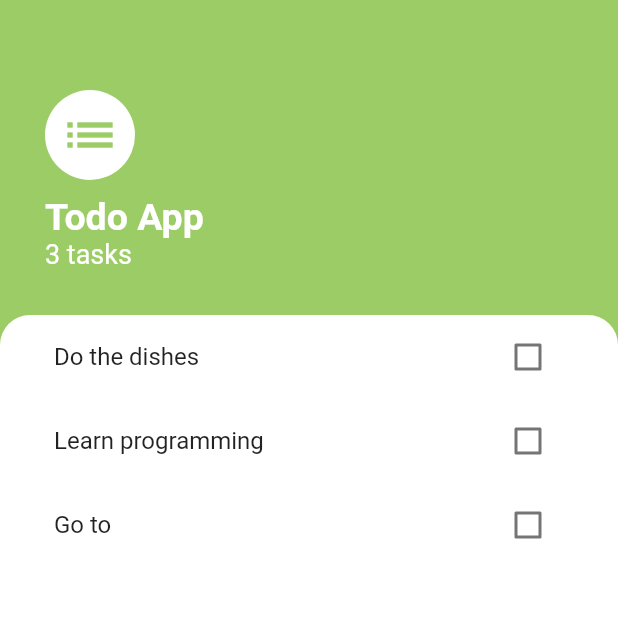
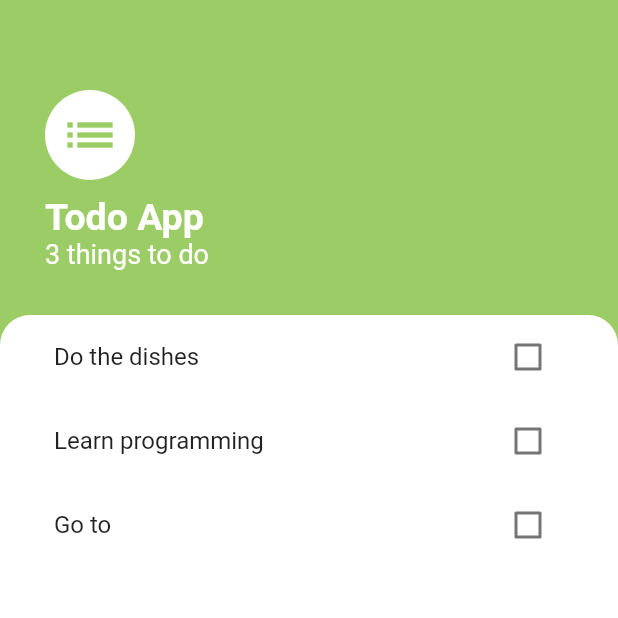
Before and after one commit to tonn24/toDo-flutter-, a Flutter app: the screen it shows after launch, on a phone screen of 412 x 824 dp, the top half of it. Run offline on Flutter 3.47's test engine with Material 2 defaults, Android fonts, the phone set to English and light mode, and no system bars; Roboto replaces fonts that are missing (Times New Roman).

Commit message:
Add delete functionality, provider and refactor code

```diff
--- a/lib/main.dart
+++ b/lib/main.dart
@@ -1,5 +1,7 @@
 import 'package:flutter/material.dart';
 import 'screens/todos_screen.dart';
+import 'package:provider/provider.dart';
+import 'models/todo_data.dart';
 
 void main() {
   runApp(MyApp());
@@ -8,8 +10,11 @@ void main() {
 class MyApp extends StatelessWidget {
   @override
   Widget build(BuildContext context) {
-    return MaterialApp(
-      home: TaskScreen()
+    return ChangeNotifierProvider(
+      create: (context) => TodoData(),
+      child: MaterialApp(
+        home: TaskScreen()
+      ),
     );
   }
 }
--- a/lib/models/todo.dart
+++ b/lib/models/todo.dart
@@ -1,5 +1,3 @@
-import 'package:flutter/material.dart';
-
 
 class Todo {
   final String name;
@@ -10,5 +8,4 @@ class Todo {
   void toggleDone() {
     isDone = !isDone;
   }
-
 }
--- /dev/null
+++ b/lib/models/todo_data.dart
@@ -0,0 +1,35 @@
+import 'todo.dart';
+import 'package:flutter/foundation.dart';
+import 'dart:collection';
+
+class TodoData extends ChangeNotifier {
+  List<Todo> _todos = [
+    Todo(name: 'Do the dishes'),
+    Todo(name: 'Learn programming'),
+    Todo(name: 'Go to'),
+  ];
+
+  List<Todo> get todos {
+    return UnmodifiableListView(_todos);
+  }
+
+  int get todoCount {
+    return _todos.length;
+  }
+
+  void addTodo(String newTodoTitle){
+    final todo = Todo(name: newTodoTitle);
+    _todos.add(todo);
+    notifyListeners();
+  }
+
+  void updateTodo(Todo todo) {
+    todo.toggleDone();
+    notifyListeners();
+  }
+
+  void deleteTodo(Todo todo){
+    _todos.remove(todo);
+    notifyListeners();
+  }
+}
--- a/lib/screens/todos_screen.dart
+++ b/lib/screens/todos_screen.dart
@@ -1,19 +1,10 @@
 import 'package:flutter/material.dart';
 import 'package:todoappflutter/widgets/todoList.dart';
 import 'add_todo_screen.dart';
-import 'package:todoappflutter/models/todo.dart';
+import 'package:provider/provider.dart';
+import 'package:todoappflutter/models/todo_data.dart';
 
-class TaskScreen extends StatefulWidget {
-  @override
-  _TaskScreenState createState() => _TaskScreenState();
-}
-
-class _TaskScreenState extends State<TaskScreen> {
-  List<Todo> todos = [
-    Todo(name: 'Do the dishes'),
-    Todo(name: 'Learn programming'),
-    Todo(name: 'Go to'),
-  ];
+class TaskScreen extends StatelessWidget {
 
   @override
   Widget build(BuildContext context) {
@@ -27,14 +18,8 @@ class _TaskScreenState extends State<TaskScreen> {
               isScrollControlled: true,
               builder: (BuildContext context) => SingleChildScrollView(
                   padding: EdgeInsets.only(bottom: MediaQuery.of(context).viewInsets.bottom),
-                  child: AddTodoScreen((newTodoTitle){
-                    setState(() {
-                      todos.add(Todo(name: newTodoTitle));
-                    });
-                    Navigator.pop(context);
-                  })
-              )
-          );
+                  child: AddTodoScreen()
+          ));
         }
       ),
       body: Column(
@@ -65,7 +50,7 @@ class _TaskScreenState extends State<TaskScreen> {
                     fontFamily: 'Times New Roman'
                   ),
                 ),
-                Text('${todos.length} tasks',
+                Text('${Provider.of<TodoData>(context).todoCount} things to do',
                     style: TextStyle(
                       color: Colors.white,
                       fontSize: 18.0,
@@ -83,7 +68,7 @@ class _TaskScreenState extends State<TaskScreen> {
                     topLeft: Radius.circular(20.0),
                     topRight: Radius.circular(20.0)),
               ),
-              child: TodoList(todos),
+              child: TodoList(),
             ),
           ),
         ],
--- a/lib/widgets/todoList.dart
+++ b/lib/widgets/todoList.dart
@@ -1,33 +1,47 @@
 import 'package:flutter/material.dart';
-import 'package:todoappflutter/models/todo.dart';
 import 'todoTile.dart';
-import 'package:todoappflutter/screens/todos_screen.dart';
+import 'package:provider/provider.dart';
+import 'package:todoappflutter/models/todo_data.dart';
 
 class TodoList extends StatefulWidget {
-
-  final List<Todo> todos;
-
-  TodoList(this.todos);
 
   @override
   _TodoListState createState() => _TodoListState();
 }
 
 class _TodoListState extends State<TodoList> {
-
   @override
   Widget build(BuildContext context) {
-    return ListView.builder(
-      itemBuilder: (context, index){
-      return TodoTile(
-          isChecked: widget.todos[index].isDone,
-          todoTitle: widget.todos[index].name,
-          checkBoxCallback: (bool checkBoxState){
-            setState(() {
-              widget.todos[index].toggleDone();
-            });
-          }
-      );
-    }, itemCount: widget.todos.length,);
+    return Consumer<TodoData>(
+      builder: (context, todoData, child) {
+        return ListView.builder(
+          itemBuilder: (context, index){
+            final todo = todoData.todos[index];
+            return Dismissible(
+              key: UniqueKey(),
+              child: TodoTile(
+                  isChecked:  todo.isDone,
+                  todoTitle: todo.name,
+                  checkBoxCallback: (bool checkBoxState){
+                    todoData.updateTodo(todoData.todos[index]);
+                  }
+              ),
+              background: Container(
+                color: Colors.greenAccent[900],
+                child: Icon(Icons.check),
+              ),
+              secondaryBackground: Container(
+                color: Colors.red,
+                child: Icon(Icons.cancel),
+              ),
+              onDismissed: (direction){
+                if(direction == DismissDirection.endToStart){
+                  todoData.deleteTodo(todo);
+                }
+              },
+            );
+          }, itemCount: todoData.todoCount,);
+      },
+    );
   }
 }
--- a/pubspec.yaml
+++ b/pubspec.yaml
@@ -25,9 +25,11 @@ dependencies:
     sdk: flutter
 
 
+
   # The following adds the Cupertino Icons font to your application.
   # Use with the CupertinoIcons class for iOS style icons.
   cupertino_icons: ^0.1.3
+  provider: ^4.1.3
 
 dev_dependencies:
   flutter_test:
@@ -38,12 +40,14 @@ dev_dependencies:
 
 # The following section is specific to Flutter.
 flutter:
+  assets:
+    - assets/pictures
+
 
   # The following line ensures that the Material Icons font is
   # included with your application, so that you can use the icons in
   # the material Icons class.
   uses-material-design: true
-
   # To add assets to your application, add an assets section, like this:
   # assets:
   #   - images/a_dot_burr.jpeg
```
Also changed, not shown: lib/screens/add_todo_screen.dart (+6 -5 lines), lib/assets/pictures/productive.jpg (added), pubspec.lock.
